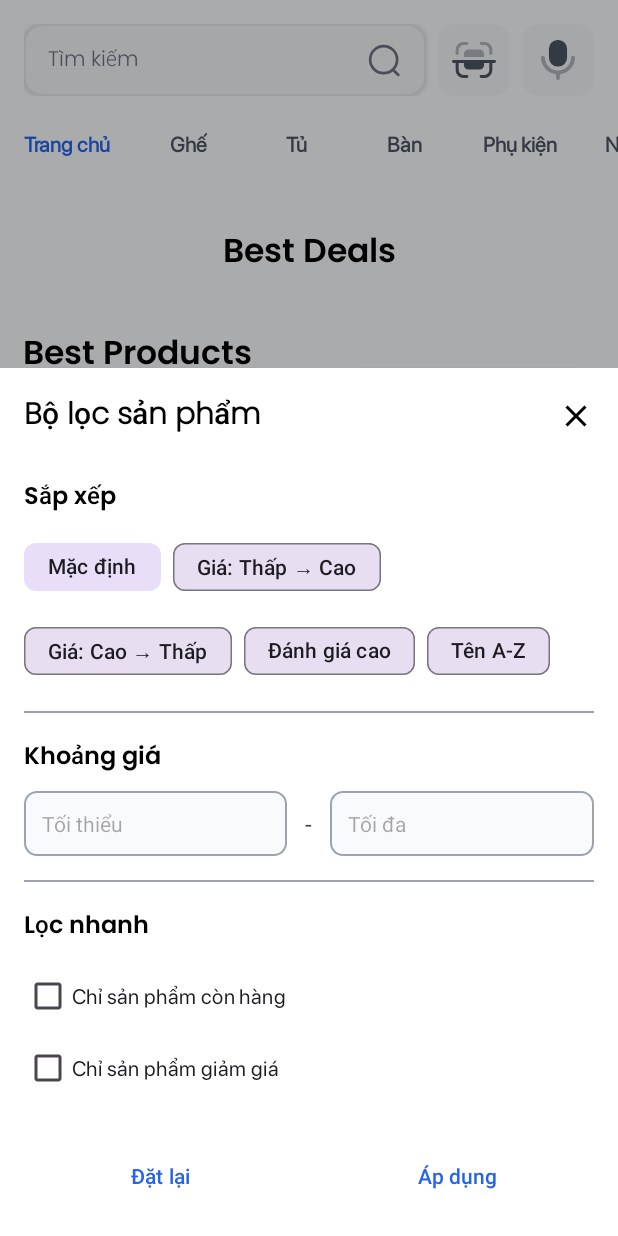
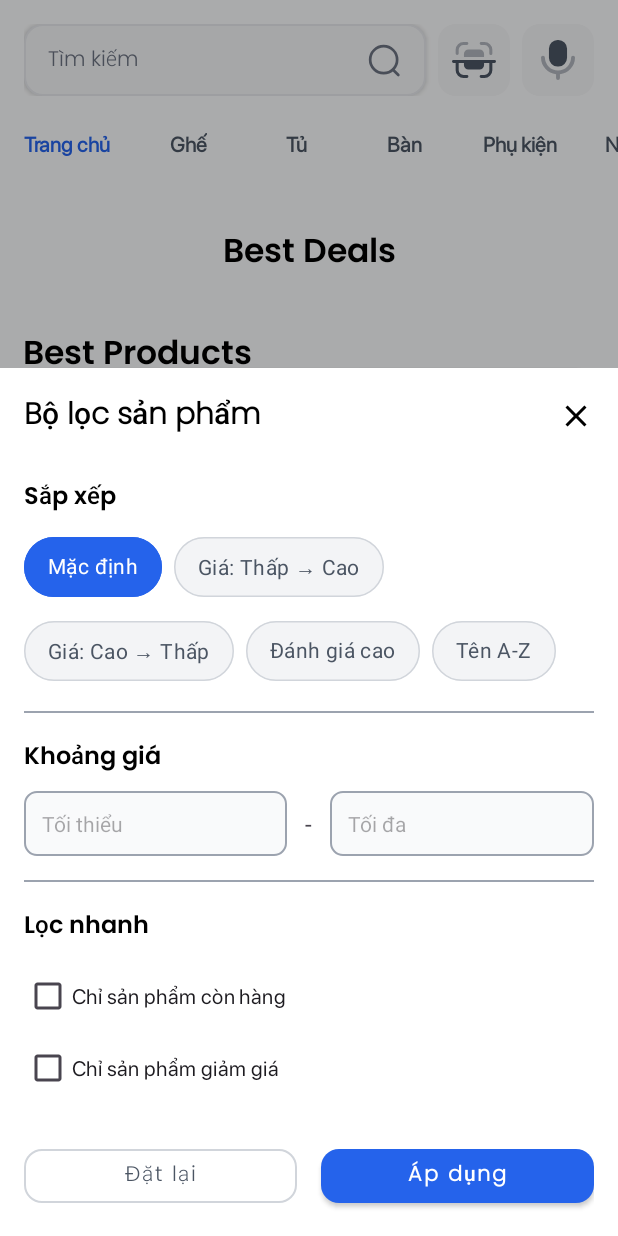
Before and after one commit to Jkiss123/Home-Harmony, an Android app: the fragment FilterBottomSheetFragment placed in its activity, on a phone screen of 412 x 824 dp. Run offline under Robolectric (Android 15) with nearby library versions, the phone set to English and light mode, and no system bars; our stand-ins replace Dagger/Hilt's generated code, Firebase (no records; nobody signed in at launch, a user with empty details on screens opened directly), navigation-ui.

Commit message:
update filter chip styles, enhance search filtering logic, and add new entries to chat history schema for better UI consistency and data tracking

```diff
--- a/app/src/main/java/com/example/furniturecloudy/model/viewmodel/LoginRegisterViewmodel.kt
+++ b/app/src/main/java/com/example/furniturecloudy/model/viewmodel/LoginRegisterViewmodel.kt
@@ -1,5 +1,6 @@
 package com.example.furniturecloudy.model.viewmodel
 
+import android.util.Log
 import androidx.lifecycle.ViewModel
 import com.example.furniturecloudy.data.User
 import com.example.furniturecloudy.util.Constants.USER_COLLECTION
--- a/app/src/main/java/com/example/furniturecloudy/present/fragments/shopping/SearchFragment.kt
+++ b/app/src/main/java/com/example/furniturecloudy/present/fragments/shopping/SearchFragment.kt
@@ -66,8 +66,8 @@ class SearchFragment : Fragment() {
         }
 
         binding.nestedScrollView.setOnScrollChangeListener(NestedScrollView.OnScrollChangeListener{ v, _, scrollY, _, _ ->
-            // Only allow pagination when not actively searching
-            if (!isSearching && v.getChildAt(0).bottom <= v.height + scrollY) {
+            // Only allow pagination when not actively searching or filtering
+            if (!isSearching && !viewmodel.isFiltering() && v.getChildAt(0).bottom <= v.height + scrollY) {
                 viewmodel.getProducts()
             }
         })
--- /dev/null
+++ b/app/src/main/res/color/chip_background_selector.xml
@@ -0,0 +1,7 @@
+<?xml version="1.0" encoding="utf-8"?>
+<selector xmlns:android="http://schemas.android.com/apk/res/android">
+    <!-- Selected state -->
+    <item android:color="@color/primary_blue" android:state_checked="true" />
+    <!-- Default/unselected state -->
+    <item android:color="@color/neutral_100" />
+</selector>
--- /dev/null
+++ b/app/src/main/res/color/chip_stroke_selector.xml
@@ -0,0 +1,7 @@
+<?xml version="1.0" encoding="utf-8"?>
+<selector xmlns:android="http://schemas.android.com/apk/res/android">
+    <!-- Selected state -->
+    <item android:color="@color/primary_blue" android:state_checked="true" />
+    <!-- Default/unselected state -->
+    <item android:color="@color/neutral_300" />
+</selector>
--- /dev/null
+++ b/app/src/main/res/color/chip_text_selector.xml
@@ -0,0 +1,7 @@
+<?xml version="1.0" encoding="utf-8"?>
+<selector xmlns:android="http://schemas.android.com/apk/res/android">
+    <!-- Selected state -->
+    <item android:color="@color/white" android:state_checked="true" />
+    <!-- Default/unselected state -->
+    <item android:color="@color/text_secondary" />
+</selector>
--- a/app/src/main/res/layout/bottom_sheet_filter.xml
+++ b/app/src/main/res/layout/bottom_sheet_filter.xml
@@ -54,43 +54,46 @@
             android:layout_height="wrap_content"
             android:layout_marginTop="8dp"
             app:singleSelection="true"
-            app:selectionRequired="false">
+            app:selectionRequired="true"
+            app:chipSpacing="8dp"
+            app:chipSpacingHorizontal="8dp"
+            app:chipSpacingVertical="8dp">
 
             <com.google.android.material.chip.Chip
                 android:id="@+id/chipSortDefault"
+                style="@style/CustomFilterChip"
                 android:layout_width="wrap_content"
                 android:layout_height="wrap_content"
                 android:text="Mặc định"
-                android:checkable="true"
                 android:checked="true"/>
 
             <com.google.android.material.chip.Chip
                 android:id="@+id/chipSortPriceLow"
+                style="@style/CustomFilterChip"
                 android:layout_width="wrap_content"
                 android:layout_height="wrap_content"
-                android:text="Giá: Thấp → Cao"
-                android:checkable="true"/>
+                android:text="Giá: Thấp → Cao" />
 
             <com.google.android.material.chip.Chip
                 android:id="@+id/chipSortPriceHigh"
+                style="@style/CustomFilterChip"
                 android:layout_width="wrap_content"
                 android:layout_height="wrap_content"
-                android:text="Giá: Cao → Thấp"
-                android:checkable="true"/>
+                android:text="Giá: Cao → Thấp" />
 
             <com.google.android.material.chip.Chip
                 android:id="@+id/chipSortRating"
+                style="@style/CustomFilterChip"
                 android:layout_width="wrap_content"
                 android:layout_height="wrap_content"
-                android:text="Đánh giá cao"
-                android:checkable="true"/>
+                android:text="Đánh giá cao" />
 
             <com.google.android.material.chip.Chip
                 android:id="@+id/chipSortName"
+                style="@style/CustomFilterChip"
                 android:layout_width="wrap_content"
                 android:layout_height="wrap_content"
-                android:text="Tên A-Z"
-                android:checkable="true"/>
+                android:text="Tên A-Z" />
 
         </com.google.android.material.chip.ChipGroup>
 
@@ -188,22 +191,20 @@
 
             <Button
                 android:id="@+id/btnResetFilter"
+                style="@style/FilterResetButton"
                 android:layout_width="0dp"
                 android:layout_height="@dimen/mediumButtonHeight"
                 android:layout_weight="1"
                 android:text="Đặt lại"
-                android:textColor="@color/g_blue"
-                android:background="@drawable/white_background"
                 android:layout_marginEnd="8dp"/>
 
             <Button
                 android:id="@+id/btnApplyFilter"
+                style="@style/FilterApplyButton"
                 android:layout_width="0dp"
                 android:layout_height="@dimen/mediumButtonHeight"
                 android:layout_weight="1"
                 android:text="Áp dụng"
-                android:textColor="@color/g_blue"
-                android:background="@drawable/white_background"
                 android:layout_marginStart="8dp"/>
         </LinearLayout>
 
--- a/app/src/main/res/values/styles.xml
+++ b/app/src/main/res/values/styles.xml
@@ -169,4 +169,48 @@
         <item name="fontFamily">@font/sf_pro_display</item>
     </style>
 
+    <!-- Custom Chip Styles for Filter -->
+    <style name="CustomFilterChip" parent="Widget.MaterialComponents.Chip.Choice">
+        <item name="chipBackgroundColor">@color/chip_background_selector</item>
+        <item name="android:textColor">@color/chip_text_selector</item>
+        <item name="chipStrokeColor">@color/chip_stroke_selector</item>
+        <item name="chipStrokeWidth">1dp</item>
+        <item name="chipCornerRadius">20dp</item>
+        <item name="android:fontFamily">@font/poppins_light</item>
+        <item name="android:textSize">14sp</item>
+        <item name="android:textStyle">normal</item>
+        <item name="chipMinHeight">40dp</item>
+        <item name="chipStartPadding">16dp</item>
+        <item name="chipEndPadding">16dp</item>
+        <item name="textStartPadding">0dp</item>
+        <item name="textEndPadding">0dp</item>
+        <item name="android:clickable">true</item>
+        <item name="android:focusable">true</item>
+        <item name="rippleColor">@color/g_blue_gray200</item>
+    </style>
+
+    <!-- Custom Button Styles for Filter -->
+    <style name="FilterResetButton" parent="Widget.MaterialComponents.Button.OutlinedButton">
+        <item name="android:textColor">@color/text_secondary</item>
+        <item name="strokeColor">@color/neutral_300</item>
+        <item name="strokeWidth">1dp</item>
+        <item name="cornerRadius">12dp</item>
+        <item name="android:fontFamily">@font/poppins_light</item>
+        <item name="android:textSize">14sp</item>
+        <item name="android:textAllCaps">false</item>
+        <item name="backgroundTint">@color/white</item>
+        <item name="rippleColor">@color/neutral_100</item>
+    </style>
+
+    <style name="FilterApplyButton" parent="Widget.MaterialComponents.Button">
+        <item name="android:textColor">@color/white</item>
+        <item name="backgroundTint">@color/primary_blue</item>
+        <item name="cornerRadius">12dp</item>
+        <item name="android:fontFamily">@font/poppins_light</item>
+        <item name="android:textSize">14sp</item>
+        <item name="android:textAllCaps">false</item>
+        <item name="android:textStyle">bold</item>
+        <item name="rippleColor">@color/primary_blue_dark</item>
+    </style>
+
 </resources>
```
Also changed, not shown: app/src/main/java/com/example/furniturecloudy/model/viewmodel/SearchViewmodel.kt (+7 -3 lines), app/src/main/java/com/example/furniturecloudy/present/fragments/shopping/FilterBottomSheetFragment.kt (+16 -14 lines).
